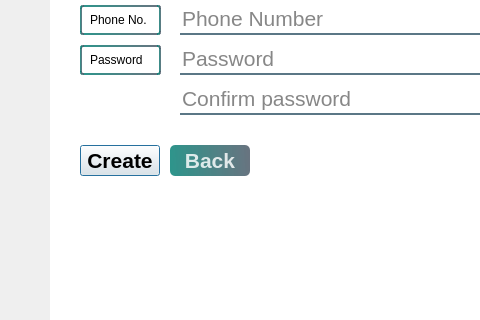
Old version of the form adminCreateUser.ui in the repository sallyeo/goalDiggers; both pictures show x 0 to 480 and y 275 to 595 of the 639 by 718 pixel window.
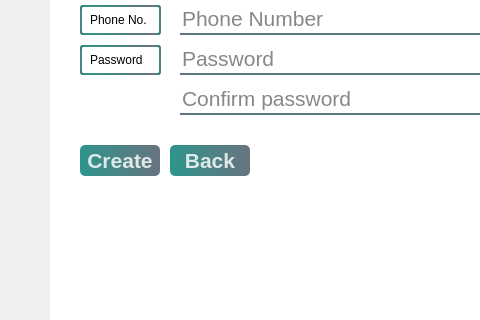
New version of the form.

The edit to the form file:
```diff
--- a/adminCreateUser.ui
+++ b/adminCreateUser.ui
@@ -254,7 +254,7 @@
      </font>
     </property>
     <property name="styleSheet">
-     <string notr="true">QPushButton#saveButton{
+     <string notr="true">QPushButton#createButton{
 	background-color: qlineargradient(spread:pad, x1:0, y1:0.505682, x2:1, y2:0.477, stop:0 rgba(11, 131, 120, 219), stop:1 rgba(85, 98, 112, 226));
 	color:rgba(255, 255, 255, 210);
 	border-radius:5px;
```
Left out of the diff: 2 changed lines with no effect on the pictures.
